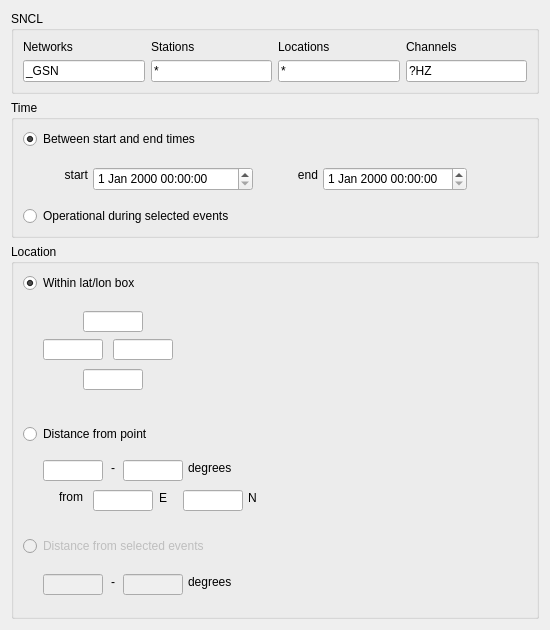
Qt form pyweed/StationQueryDialog.ui (iris-edu/pyweed) before a commit.
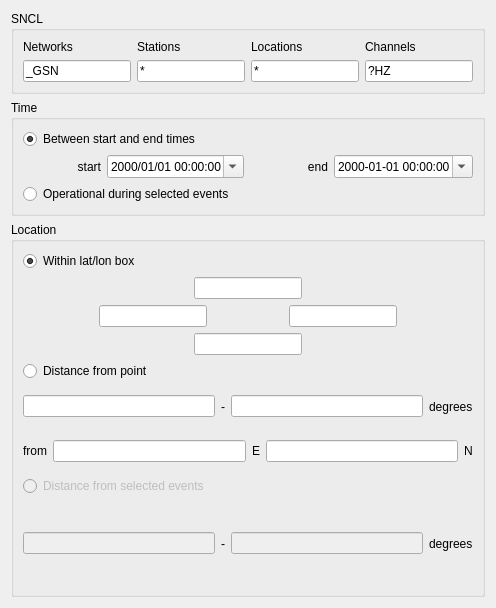
The same form after that commit.

```diff
--- a/pyweed/StationQueryDialog.ui
+++ b/pyweed/StationQueryDialog.ui
@@ -2,30 +2,30 @@
 <ui version="4.0">
  <class>StationQueryDialog</class>
  <widget class="QDialog" name="StationQueryDialog">
-  <property name="geometry">
-   <rect>
-    <x>0</x>
-    <y>0</y>
-    <width>550</width>
-    <height>625</height>
-   </rect>
-  </property>
-  <property name="minimumSize">
-   <size>
-    <width>450</width>
-    <height>0</height>
-   </size>
-  </property>
   <property name="windowTitle">
    <string>Dialog</string>
   </property>
   <layout class="QVBoxLayout" name="verticalLayout">
    <item>
+    <layout class="QVBoxLayout" name="verticalLayout_3">
+     <item>
     <widget class="QGroupBox" name="SNCLGroupBox">
      <property name="title">
       <string>SNCL</string>
      </property>
-     <layout class="QGridLayout" name="gridLayout">
+       <property name="alignment">
+        <set>Qt::AlignLeading|Qt::AlignLeft|Qt::AlignTop</set>
+       </property>
+       <layout class="QVBoxLayout" name="verticalLayout_5">
+        <item>
+         <layout class="QGridLayout" name="gridLayout_2">
+          <item row="0" column="3">
+           <widget class="QLabel" name="channelLabel">
+            <property name="text">
+             <string>Channels</string>
+            </property>
+           </widget>
+          </item>
       <item row="0" column="2">
        <widget class="QLabel" name="locationLabel">
         <property name="text">
@@ -33,6 +33,26 @@
         </property>
        </widget>
       </item>
+          <item row="1" column="3">
+           <widget class="QLineEdit" name="channelLineEdit">
+            <property name="sizePolicy">
+             <sizepolicy hsizetype="Preferred" vsizetype="Fixed">
+              <horstretch>0</horstretch>
+              <verstretch>0</verstretch>
+             </sizepolicy>
+            </property>
+            <property name="text">
+             <string>?HZ</string>
+            </property>
+           </widget>
+          </item>
+          <item row="1" column="2">
+           <widget class="QLineEdit" name="locationLineEdit">
+            <property name="text">
+             <string>*</string>
+            </property>
+           </widget>
+          </item>
       <item row="0" column="0">
        <widget class="QLabel" name="networkLabel">
         <property name="text">
@@ -40,10 +60,10 @@
         </property>
        </widget>
       </item>
-      <item row="0" column="3">
-       <widget class="QLabel" name="channelLabel">
+          <item row="1" column="0">
+           <widget class="QLineEdit" name="networkLineEdit">
         <property name="text">
-         <string>Channels</string>
+             <string>_GSN</string>
         </property>
        </widget>
       </item>
@@ -61,26 +81,7 @@
         </property>
        </widget>
       </item>
-      <item row="1" column="0">
-       <widget class="QLineEdit" name="networkLineEdit">
-        <property name="text">
-         <string>_GSN</string>
-        </property>
-       </widget>
-      </item>
-      <item row="1" column="2">
-       <widget class="QLineEdit" name="locationLineEdit">
-        <property name="text">
-         <string>*</string>
-        </property>
-       </widget>
-      </item>
-      <item row="1" column="3">
-       <widget class="QLineEdit" name="channelLineEdit">
-        <property name="text">
-         <string>?HZ</string>
-        </property>
-       </widget>
+         </layout>
       </item>
      </layout>
     </widget>
@@ -92,6 +93,8 @@
      </property>
      <layout class="QVBoxLayout" name="verticalLayout_2">
       <item>
+         <layout class="QVBoxLayout" name="verticalLayout_10">
+          <item>
        <widget class="QRadioButton" name="timeBetweenRadioButton">
         <property name="enabled">
          <bool>true</bool>
@@ -105,45 +108,9 @@
        </widget>
       </item>
       <item>
-       <widget class="QWidget" name="timeWidget" native="true">
-        <property name="minimumSize">
-         <size>
-          <width>0</width>
-          <height>45</height>
-         </size>
-        </property>
-        <widget class="QDateTimeEdit" name="endtimeDateTimeEdit">
-         <property name="geometry">
-          <rect>
-           <x>300</x>
-           <y>12</y>
-           <width>144</width>
-           <height>24</height>
-          </rect>
-         </property>
-        </widget>
-        <widget class="QDateTimeEdit" name="starttimeDateTimeEdit">
-         <property name="geometry">
-          <rect>
-           <x>70</x>
-           <y>12</y>
-           <width>160</width>
-           <height>24</height>
-          </rect>
-         </property>
-         <property name="alignment">
-          <set>Qt::AlignLeading|Qt::AlignLeft|Qt::AlignVCenter</set>
-         </property>
-        </widget>
+           <layout class="QHBoxLayout" name="horizontalLayout_3">
+            <item>
         <widget class="QLabel" name="starttimeLabel">
-         <property name="geometry">
-          <rect>
-           <x>25</x>
-           <y>12</y>
-           <width>40</width>
-           <height>16</height>
-          </rect>
-         </property>
          <property name="text">
           <string>start</string>
          </property>
@@ -151,15 +118,25 @@
           <set>Qt::AlignRight|Qt::AlignTrailing|Qt::AlignVCenter</set>
          </property>
         </widget>
+            </item>
+            <item>
+             <widget class="QDateTimeEdit" name="starttimeDateTimeEdit">
+              <property name="alignment">
+               <set>Qt::AlignLeading|Qt::AlignLeft|Qt::AlignVCenter</set>
+              </property>
+              <property name="displayFormat">
+               <string>yyyy/dd/MM HH:mm:ss</string>
+              </property>
+              <property name="calendarPopup">
+               <bool>true</bool>
+              </property>
+              <property name="timeSpec">
+               <enum>Qt::UTC</enum>
+              </property>
+             </widget>
+            </item>
+            <item>
         <widget class="QLabel" name="endtimeLabele">
-         <property name="geometry">
-          <rect>
-           <x>255</x>
-           <y>12</y>
-           <width>40</width>
-           <height>16</height>
-          </rect>
-         </property>
          <property name="text">
           <string>end</string>
          </property>
@@ -167,7 +144,35 @@
           <set>Qt::AlignRight|Qt::AlignTrailing|Qt::AlignVCenter</set>
          </property>
         </widget>
-       </widget>
+            </item>
+            <item>
+             <widget class="QDateTimeEdit" name="endtimeDateTimeEdit">
+              <property name="sizePolicy">
+               <sizepolicy hsizetype="Minimum" vsizetype="Fixed">
+                <horstretch>0</horstretch>
+                <verstretch>0</verstretch>
+               </sizepolicy>
+              </property>
+              <property name="showGroupSeparator" stdset="0">
+               <bool>false</bool>
+              </property>
+              <property name="displayFormat">
+               <string>yyyy-dd-MM HH:mm:ss</string>
+              </property>
+              <property name="calendarPopup">
+               <bool>true</bool>
+              </property>
+              <property name="currentSectionIndex">
+               <number>1</number>
+              </property>
+              <property name="timeSpec">
+               <enum>Qt::UTC</enum>
+              </property>
+             </widget>
+            </item>
+           </layout>
+          </item>
+         </layout>
       </item>
       <item>
        <widget class="QRadioButton" name="timeDuringEventsRadioButton">
@@ -192,6 +197,8 @@
      </property>
      <layout class="QVBoxLayout" name="verticalLayout_4">
       <item>
+         <layout class="QVBoxLayout" name="verticalLayout_6">
+          <item>
        <widget class="QRadioButton" name="locationRangeRadioButton">
         <property name="text">
          <string>Within lat/lon box</string>
@@ -202,61 +209,75 @@
        </widget>
       </item>
       <item>
-       <widget class="QWidget" name="locationRangeWidget" native="true">
+           <layout class="QHBoxLayout" name="horizontalLayout_4">
+            <item>
+             <widget class="QLineEdit" name="locationRangeNorthLineEdit">
         <property name="sizePolicy">
-         <sizepolicy hsizetype="Preferred" vsizetype="Preferred">
+               <sizepolicy hsizetype="Fixed" vsizetype="Fixed">
           <horstretch>0</horstretch>
           <verstretch>0</verstretch>
          </sizepolicy>
         </property>
-        <property name="minimumSize">
-         <size>
-          <width>0</width>
-          <height>120</height>
-         </size>
-        </property>
+              <property name="alignment">
+               <set>Qt::AlignCenter</set>
+              </property>
+             </widget>
+            </item>
+           </layout>
+          </item>
+          <item>
+           <layout class="QHBoxLayout" name="horizontalLayout">
+            <item>
         <widget class="QLineEdit" name="locationRangeEastLineEdit">
-         <property name="geometry">
-          <rect>
-           <x>90</x>
-           <y>40</y>
-           <width>60</width>
-           <height>21</height>
-          </rect>
-         </property>
-        </widget>
+              <property name="sizePolicy">
+               <sizepolicy hsizetype="Fixed" vsizetype="Fixed">
+                <horstretch>0</horstretch>
+                <verstretch>0</verstretch>
+               </sizepolicy>
+              </property>
+              <property name="alignment">
+               <set>Qt::AlignCenter</set>
+              </property>
+             </widget>
+            </item>
+            <item>
         <widget class="QLineEdit" name="locationRangeWestLineEdit">
-         <property name="geometry">
-          <rect>
-           <x>20</x>
-           <y>40</y>
-           <width>60</width>
-           <height>21</height>
-          </rect>
-         </property>
-        </widget>
-        <widget class="QLineEdit" name="locationRangeNorthLineEdit">
-         <property name="geometry">
-          <rect>
-           <x>60</x>
-           <y>12</y>
-           <width>60</width>
-           <height>21</height>
-          </rect>
-         </property>
-        </widget>
+              <property name="sizePolicy">
+               <sizepolicy hsizetype="Fixed" vsizetype="Fixed">
+                <horstretch>0</horstretch>
+                <verstretch>0</verstretch>
+               </sizepolicy>
+              </property>
+              <property name="alignment">
+               <set>Qt::AlignCenter</set>
+              </property>
+             </widget>
+            </item>
+           </layout>
+          </item>
+          <item>
+           <layout class="QHBoxLayout" name="horizontalLayout_5">
+            <item>
         <widget class="QLineEdit" name="locationRangeSouthLineEdit">
-         <property name="geometry">
-          <rect>
-           <x>60</x>
-           <y>70</y>
-           <width>60</width>
-           <height>21</height>
-          </rect>
-         </property>
-        </widget>
-       </widget>
-      </item>
+              <property name="sizePolicy">
+               <sizepolicy hsizetype="Fixed" vsizetype="Fixed">
+                <horstretch>0</horstretch>
+                <verstretch>0</verstretch>
+               </sizepolicy>
+              </property>
+              <property name="alignment">
+               <set>Qt::AlignCenter</set>
+              </property>
+             </widget>
+            </item>
+           </layout>
+          </item>
+         </layout>
+        </item>
+        <item>
+         <layout class="QVBoxLayout" name="verticalLayout_8">
+          <item>
+           <layout class="QVBoxLayout" name="verticalLayout_7">
       <item>
        <widget class="QRadioButton" name="locationDistanceFromPointRadioButton">
         <property name="enabled">
@@ -268,86 +289,19 @@
        </widget>
       </item>
       <item>
-       <widget class="QWidget" name="distanceFromPointWidget" native="true">
-        <property name="minimumSize">
-         <size>
-          <width>0</width>
-          <height>80</height>
-         </size>
-        </property>
-        <widget class="QLineEdit" name="distanceFromPointEastLineEdit">
-         <property name="enabled">
-          <bool>true</bool>
-         </property>
-         <property name="geometry">
-          <rect>
-           <x>70</x>
-           <y>40</y>
-           <width>60</width>
-           <height>21</height>
-          </rect>
-         </property>
-        </widget>
-        <widget class="QLabel" name="label_8">
-         <property name="enabled">
-          <bool>true</bool>
-         </property>
-         <property name="geometry">
-          <rect>
-           <x>135</x>
-           <y>40</y>
-           <width>10</width>
-           <height>16</height>
-          </rect>
-         </property>
-         <property name="text">
-          <string>E</string>
-         </property>
-         <property name="alignment">
-          <set>Qt::AlignCenter</set>
-         </property>
-        </widget>
-        <widget class="QLabel" name="label_9">
-         <property name="enabled">
-          <bool>true</bool>
-         </property>
-         <property name="geometry">
-          <rect>
-           <x>225</x>
-           <y>40</y>
-           <width>10</width>
-           <height>16</height>
-          </rect>
-         </property>
-         <property name="text">
-          <string>N</string>
-         </property>
-        </widget>
+             <layout class="QHBoxLayout" name="horizontalLayout_6">
+              <item>
         <widget class="QLineEdit" name="distanceFromPointMinRadiusLineEdit">
          <property name="enabled">
           <bool>true</bool>
          </property>
-         <property name="geometry">
-          <rect>
-           <x>20</x>
-           <y>10</y>
-           <width>60</width>
-           <height>21</height>
-          </rect>
-         </property>
-        </widget>
+               </widget>
+              </item>
+              <item>
         <widget class="QLabel" name="label_10">
          <property name="enabled">
           <bool>true</bool>
          </property>
-         <property name="geometry">
-          <rect>
-           <x>85</x>
-           <y>10</y>
-           <width>10</width>
-           <height>16</height>
-          </rect>
-         </property>
          <property name="text">
           <string>-</string>
          </property>
@@ -355,60 +309,33 @@
           <set>Qt::AlignCenter</set>
          </property>
         </widget>
+              </item>
+              <item>
         <widget class="QLineEdit" name="distanceFromPointMaxRadiusLineEdit">
          <property name="enabled">
           <bool>true</bool>
          </property>
-         <property name="geometry">
-          <rect>
-           <x>100</x>
-           <y>10</y>
-           <width>60</width>
-           <height>21</height>
-          </rect>
-         </property>
-        </widget>
-        <widget class="QLineEdit" name="distanceFromPointNorthLineEdit">
-         <property name="enabled">
-          <bool>true</bool>
-         </property>
-         <property name="geometry">
-          <rect>
-           <x>160</x>
-           <y>40</y>
-           <width>60</width>
-           <height>21</height>
-          </rect>
-         </property>
-        </widget>
+               </widget>
+              </item>
+              <item>
         <widget class="QLabel" name="label_11">
          <property name="enabled">
           <bool>true</bool>
          </property>
-         <property name="geometry">
-          <rect>
-           <x>165</x>
-           <y>10</y>
-           <width>60</width>
-           <height>16</height>
-          </rect>
-         </property>
          <property name="text">
           <string>degrees</string>
          </property>
         </widget>
+              </item>
+             </layout>
+            </item>
+            <item>
+             <layout class="QHBoxLayout" name="horizontalLayout_7">
+              <item>
         <widget class="QLabel" name="label_6">
          <property name="enabled">
           <bool>true</bool>
          </property>
-         <property name="geometry">
-          <rect>
-           <x>20</x>
-           <y>40</y>
-           <width>40</width>
-           <height>13</height>
-          </rect>
-         </property>
          <property name="text">
           <string>from</string>
          </property>
@@ -416,17 +343,52 @@
           <set>Qt::AlignRight|Qt::AlignTrailing|Qt::AlignVCenter</set>
          </property>
         </widget>
-        <zorder>label_10</zorder>
-        <zorder>distanceFromPointMaxRadiusLineEdit</zorder>
-        <zorder>distanceFromPointMinRadiusLineEdit</zorder>
-        <zorder>label_11</zorder>
-        <zorder>distanceFromPointEastLineEdit</zorder>
-        <zorder>label_8</zorder>
-        <zorder>label_9</zorder>
-        <zorder>distanceFromPointNorthLineEdit</zorder>
-        <zorder>label_6</zorder>
-       </widget>
-      </item>
+              </item>
+              <item>
+               <widget class="QLineEdit" name="distanceFromPointEastLineEdit">
+                <property name="enabled">
+                 <bool>true</bool>
+                </property>
+               </widget>
+              </item>
+              <item>
+               <widget class="QLabel" name="label_8">
+                <property name="enabled">
+                 <bool>true</bool>
+                </property>
+                <property name="text">
+                 <string>E</string>
+                </property>
+                <property name="alignment">
+                 <set>Qt::AlignCenter</set>
+                </property>
+               </widget>
+              </item>
+              <item>
+               <widget class="QLineEdit" name="distanceFromPointNorthLineEdit">
+                <property name="enabled">
+                 <bool>true</bool>
+                </property>
+               </widget>
+              </item>
+              <item>
+               <widget class="QLabel" name="label_9">
+                <property name="enabled">
+                 <bool>true</bool>
+                </property>
+                <property name="text">
+                 <string>N</string>
+                </property>
+               </widget>
+              </item>
+             </layout>
+            </item>
+           </layout>
+          </item>
+         </layout>
+        </item>
+        <item>
+         <layout class="QVBoxLayout" name="verticalLayout_9">
       <item>
        <widget class="QRadioButton" name="locationDistanceFromEventsRadioButton">
         <property name="enabled">
@@ -438,38 +400,19 @@
        </widget>
       </item>
       <item>
-       <widget class="QWidget" name="distanceFromEventsWidget" native="true">
-        <property name="minimumSize">
-         <size>
-          <width>0</width>
-          <height>45</height>
-         </size>
-        </property>
+           <layout class="QHBoxLayout" name="horizontalLayout_2">
+            <item>
         <widget class="QLineEdit" name="distanceFromEventsMinradiusLineEdit">
          <property name="enabled">
           <bool>false</bool>
          </property>
-         <property name="geometry">
-          <rect>
-           <x>20</x>
-           <y>12</y>
-           <width>60</width>
-           <height>21</height>
-          </rect>
-         </property>
-        </widget>
+             </widget>
+            </item>
+            <item>
         <widget class="QLabel" name="label_3">
          <property name="enabled">
           <bool>true</bool>
          </property>
-         <property name="geometry">
-          <rect>
-           <x>85</x>
-           <y>12</y>
-           <width>10</width>
-           <height>16</height>
-          </rect>
-         </property>
          <property name="text">
           <string>-</string>
          </property>
@@ -477,41 +420,34 @@
           <set>Qt::AlignCenter</set>
          </property>
         </widget>
+            </item>
+            <item>
         <widget class="QLineEdit" name="distanceFromEventsMaxradiusLineEdit">
          <property name="enabled">
           <bool>false</bool>
          </property>
-         <property name="geometry">
-          <rect>
-           <x>100</x>
-           <y>12</y>
-           <width>60</width>
-           <height>21</height>
-          </rect>
-         </property>
-        </widget>
+             </widget>
+            </item>
+            <item>
         <widget class="QLabel" name="label_5">
          <property name="enabled">
           <bool>true</bool>
          </property>
-         <property name="geometry">
-          <rect>
-           <x>165</x>
-           <y>12</y>
-           <width>60</width>
-           <height>16</height>
-          </rect>
-         </property>
          <property name="text">
           <string>degrees</string>
          </property>
         </widget>
-       </widget>
-      </item>
-     </layout>
+            </item>
+           </layout>
+          </item>
+         </layout>
+        </item>
+       </layout>
     </widget>
    </item>
   </layout>
+   </item>
+  </layout>
  </widget>
  <resources/>
  <connections/>
```
Left out of the diff: 6 changed lines with no effect on the pictures. Lines whose indentation alone changed are shown as unchanged.
